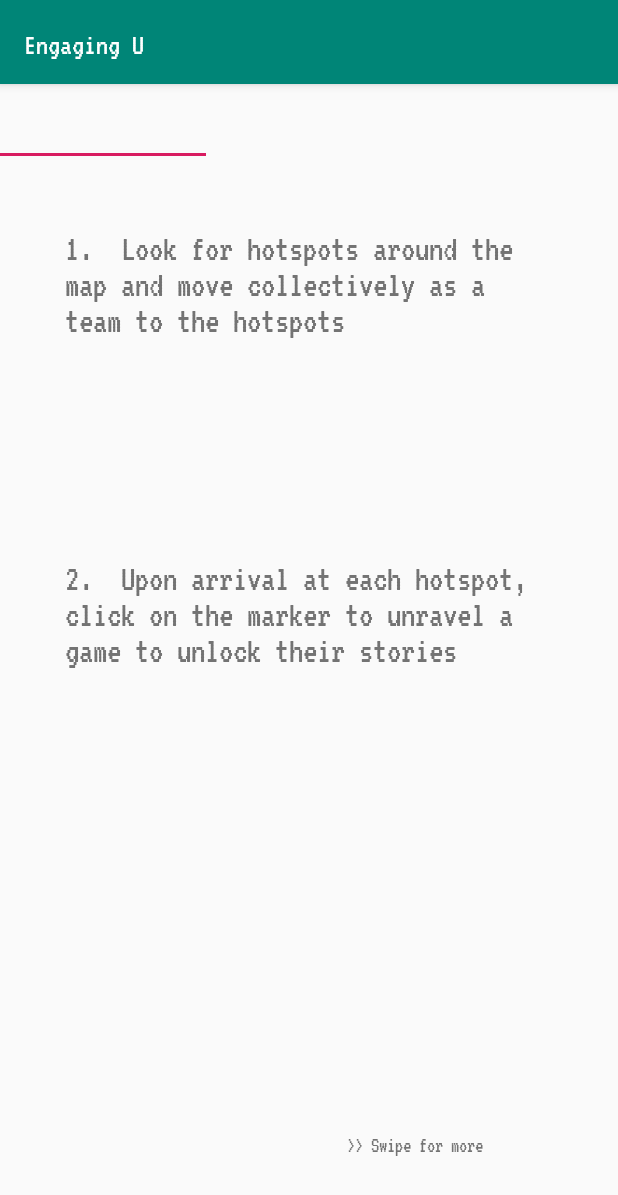
After one commit to Ryanyangfr/FYP_Mobile_App, an Android app: the TutorialContainer screen opened directly, with no data from a screen before it, on a phone screen of 412 x 824 dp. The commit adds this screen. Shown: the top 1195 px of the screen. Run offline under Robolectric (Android 15) with nearby library versions, the phone set to English and light mode, and no system bars.

Commit message:
Tutorial Pages

```diff
--- a/Android/app/src/main/java/com/smu/engagingu/StoryContainer.java
+++ b/Android/app/src/main/java/com/smu/engagingu/StoryContainer.java
@@ -51,7 +51,7 @@
 
     }
     public void startTrail(View view){
-        Intent intent = new Intent(this, HomePage.class);
+        Intent intent = new Intent(this, TutorialContainer.class);
         startActivity(intent);
     }
         @Override
--- /dev/null
+++ b/Android/app/src/main/java/com/smu/engagingu/Tutorial/tutorial1.java
@@ -0,0 +1,109 @@
+package com.smu.engagingu.Tutorial;
+
+import android.content.Context;
+import android.net.Uri;
+import android.os.Bundle;
+import android.support.v4.app.Fragment;
+import android.view.LayoutInflater;
+import android.view.View;
+import android.view.ViewGroup;
+
+import com.smu.engagingu.fyp.R;
+
+/**
+ * A simple {@link Fragment} subclass.
+ * Activities that contain this fragment must implement the
+ * {@link tutorial1.OnFragmentInteractionListener} interface
+ * to handle interaction events.
+ * Use the {@link tutorial1#newInstance} factory method to
+ * create an instance of this fragment.
+ */
+public class tutorial1 extends Fragment {
+    // TODO: Rename parameter arguments, choose names that match
+    // the fragment initialization parameters, e.g. ARG_ITEM_NUMBER
+    private static final String ARG_PARAM1 = "param1";
+    private static final String ARG_PARAM2 = "param2";
+
+    // TODO: Rename and change types of parameters
+    private String mParam1;
+    private String mParam2;
+
+    private OnFragmentInteractionListener mListener;
+
+    public tutorial1() {
+        // Required empty public constructor
+    }
+
+    /**
+     * Use this factory method to create a new instance of
+     * this fragment using the provided parameters.
+     *
+     * @param param1 Parameter 1.
+     * @param param2 Parameter 2.
+     * @return A new instance of fragment tutorial1.
+     */
+    // TODO: Rename and change types and number of parameters
+    public static tutorial1 newInstance(String param1, String param2) {
+        tutorial1 fragment = new tutorial1();
+        Bundle args = new Bundle();
+        args.putString(ARG_PARAM1, param1);
+        args.putString(ARG_PARAM2, param2);
+        fragment.setArguments(args);
+        return fragment;
+    }
+
+    @Override
+    public void onCreate(Bundle savedInstanceState) {
+        super.onCreate(savedInstanceState);
+        if (getArguments() != null) {
+            mParam1 = getArguments().getString(ARG_PARAM1);
+            mParam2 = getArguments().getString(ARG_PARAM2);
+        }
+    }
+
+    @Override
+    public View onCreateView(LayoutInflater inflater, ViewGroup container,
+                             Bundle savedInstanceState) {
+        // Inflate the layout for this fragment
+        return inflater.inflate(R.layout.fragment_tutorial1, container, false);
+    }
+
+    // TODO: Rename method, update argument and hook method into UI event
+    public void onButtonPressed(Uri uri) {
+        if (mListener != null) {
+            mListener.onFragmentInteraction(uri);
+        }
+    }
+
+    @Override
+    public void onAttach(Context context) {
+        super.onAttach(context);
+        if (context instanceof OnFragmentInteractionListener) {
+            mListener = (OnFragmentInteractionListener) context;
+        } else {
+            throw new RuntimeException(context.toString()
+                    + " must implement OnFragmentInteractionListener");
+        }
+    }
+
+    @Override
+    public void onDetach() {
+        super.onDetach();
+        mListener = null;
+    }
+
+    /**
+     * This interface must be implemented by activities that contain this
+     * fragment to allow an interaction in this fragment to be communicated
+     * to the activity and potentially other fragments contained in that
+     * activity.
+     * <p>
+     * See the Android Training lesson <a href=
+     * "http://developer.android.com/training/basics/fragments/communicating.html"
+     * >Communicating with Other Fragments</a> for more information.
+     */
+    public interface OnFragmentInteractionListener {
+        // TODO: Update argument type and name
+        void onFragmentInteraction(Uri uri);
+    }
+}
--- /dev/null
+++ b/Android/app/src/main/java/com/smu/engagingu/Tutorial/tutorial2.java
@@ -0,0 +1,109 @@
+package com.smu.engagingu.Tutorial;
+
+import android.content.Context;
+import android.net.Uri;
+import android.os.Bundle;
+import android.support.v4.app.Fragment;
+import android.view.LayoutInflater;
+import android.view.View;
+import android.view.ViewGroup;
+
+import com.smu.engagingu.fyp.R;
+
+/**
+ * A simple {@link Fragment} subclass.
+ * Activities that contain this fragment must implement the
+ * {@link tutorial2.OnFragmentInteractionListener} interface
+ * to handle interaction events.
+ * Use the {@link tutorial2#newInstance} factory method to
+ * create an instance of this fragment.
+ */
+public class tutorial2 extends Fragment {
+    // TODO: Rename parameter arguments, choose names that match
+    // the fragment initialization parameters, e.g. ARG_ITEM_NUMBER
+    private static final String ARG_PARAM1 = "param1";
+    private static final String ARG_PARAM2 = "param2";
+
+    // TODO: Rename and change types of parameters
+    private String mParam1;
+    private String mParam2;
+
+    private OnFragmentInteractionListener mListener;
+
+    public tutorial2() {
+        // Required empty public constructor
+    }
+
+    /**
+     * Use this factory method to create a new instance of
+     * this fragment using the provided parameters.
+     *
+     * @param param1 Parameter 1.
+     * @param param2 Parameter 2.
+     * @return A new instance of fragment tutorial2.
+     */
+    // TODO: Rename and change types and number of parameters
+    public static tutorial2 newInstance(String param1, String param2) {
+        tutorial2 fragment = new tutorial2();
+        Bundle args = new Bundle();
+        args.putString(ARG_PARAM1, param1);
+        args.putString(ARG_PARAM2, param2);
+        fragment.setArguments(args);
+        return fragment;
+    }
+
+    @Override
+    public void onCreate(Bundle savedInstanceState) {
+        super.onCreate(savedInstanceState);
+        if (getArguments() != null) {
+            mParam1 = getArguments().getString(ARG_PARAM1);
+            mParam2 = getArguments().getString(ARG_PARAM2);
+        }
+    }
+
+    @Override
+    public View onCreateView(LayoutInflater inflater, ViewGroup container,
+                             Bundle savedInstanceState) {
+        // Inflate the layout for this fragment
+        return inflater.inflate(R.layout.fragment_tutorial2, container, false);
+    }
+
+    // TODO: Rename method, update argument and hook method into UI event
+    public void onButtonPressed(Uri uri) {
+        if (mListener != null) {
+            mListener.onFragmentInteraction(uri);
+        }
+    }
+
+    @Override
+    public void onAttach(Context context) {
+        super.onAttach(context);
+        if (context instanceof OnFragmentInteractionListener) {
+            mListener = (OnFragmentInteractionListener) context;
+        } else {
+            throw new RuntimeException(context.toString()
+                    + " must implement OnFragmentInteractionListener");
+        }
+    }
+
+    @Override
+    public void onDetach() {
+        super.onDetach();
+        mListener = null;
+    }
+
+    /**
+     * This interface must be implemented by activities that contain this
+     * fragment to allow an interaction in this fragment to be communicated
+     * to the activity and potentially other fragments contained in that
+     * activity.
+     * <p>
+     * See the Android Training lesson <a href=
+     * "http://developer.android.com/training/basics/fragments/communicating.html"
+     * >Communicating with Other Fragments</a> for more information.
+     */
+    public interface OnFragmentInteractionListener {
+        // TODO: Update argument type and name
+        void onFragmentInteraction(Uri uri);
+    }
+}
--- /dev/null
+++ b/Android/app/src/main/java/com/smu/engagingu/TutorialContainer.java
@@ -0,0 +1,62 @@
+package com.smu.engagingu;
+
+import android.content.Intent;
+import android.net.Uri;
+import android.os.Bundle;
+import android.support.design.widget.TabLayout;
+import android.support.v4.view.ViewPager;
+import android.support.v7.app.AppCompatActivity;
+import android.view.View;
+
+import com.smu.engagingu.Tutorial.tutorial1;
+import com.smu.engagingu.Tutorial.tutorial2;
+import com.smu.engagingu.Tutorial.tutorial3;
+import com.smu.engagingu.fyp.R;
+import com.smu.engagingu.utility.TutorialPagerAdapter;
+
+public class TutorialContainer extends AppCompatActivity implements tutorial1.OnFragmentInteractionListener,tutorial2.OnFragmentInteractionListener,tutorial3.OnFragmentInteractionListener {
+
+    @Override
+    protected void onCreate(Bundle savedInstanceState) {
+        super.onCreate(savedInstanceState);
+        setContentView(R.layout.activity_tutorial_container);
+
+        TabLayout tabLayout = findViewById(R.id.tablayout2);
+        tabLayout.addTab(tabLayout.newTab());
+        tabLayout.addTab(tabLayout.newTab());
+        tabLayout.addTab(tabLayout.newTab());
+        tabLayout.setTabGravity(TabLayout.GRAVITY_FILL);
+
+        final ViewPager viewPager = (ViewPager)findViewById(R.id.pager2);
+        final TutorialPagerAdapter pagerAdapter = new com.smu.engagingu.utility.TutorialPagerAdapter(getSupportFragmentManager(),tabLayout.getTabCount());
+        viewPager.setAdapter(pagerAdapter);
+        viewPager.setOnPageChangeListener(new TabLayout.TabLayoutOnPageChangeListener(tabLayout));
+        tabLayout.setOnTabSelectedListener(new TabLayout.OnTabSelectedListener() {
+            @Override
+            public void onTabSelected(TabLayout.Tab tab) {
+                viewPager.setCurrentItem(tab.getPosition());
+            }
+
+            @Override
+            public void onTabUnselected(TabLayout.Tab tab) {
+
+            }
+
+            @Override
+            public void onTabReselected(TabLayout.Tab tab) {
+
+            }
+        });
+
+
+    }
+
+    public void start(View view){
+        Intent intent = new Intent(this, HomePage.class);
+        startActivity(intent);
+    }
+    @Override
+    public void onFragmentInteraction(Uri uri) {
+
+    }
+}
--- /dev/null
+++ b/Android/app/src/main/java/com/smu/engagingu/utility/TutorialPagerAdapter.java
@@ -0,0 +1,42 @@
+package com.smu.engagingu.utility;
+
+import android.support.v4.app.Fragment;
+import android.support.v4.app.FragmentManager;
+import android.support.v4.app.FragmentStatePagerAdapter;
+
+import com.smu.engagingu.Tutorial.tutorial1;
+import com.smu.engagingu.Tutorial.tutorial2;
+import com.smu.engagingu.Tutorial.tutorial3;
+
+public class TutorialPagerAdapter extends FragmentStatePagerAdapter {
+
+    int mNoOfTabs;
+
+    public TutorialPagerAdapter(FragmentManager fm, int NumberOfTabs){
+        super(fm);
+        this.mNoOfTabs = NumberOfTabs;
+    }
+
+    @Override
+    public Fragment getItem(int position) {
+        switch(position) {
+
+            case 0:
+                tutorial1 tutorial1 = new tutorial1();
+                return tutorial1;
+            case 1:
+                tutorial2 tutorial2 = new tutorial2();
+                return tutorial2;
+            case 2:
+                tutorial3 tutorial3 = new tutorial3();
+                return tutorial3;
+            default:
+                return null;
+        }
+    }
+
+    @Override
+    public int getCount() {
+        return mNoOfTabs;
+    }
+}
--- /dev/null
+++ b/Android/app/src/main/res/layout/activity_tutorial_container.xml
@@ -0,0 +1,24 @@
+<?xml version="1.0" encoding="utf-8"?>
+<LinearLayout xmlns:app="http://schemas.android.com/apk/res-auto"
+    xmlns:tools="http://schemas.android.com/tools"
+    xmlns:android="http://schemas.android.com/apk/res/android"
+    android:layout_width="match_parent"
+    android:layout_height="match_parent"
+    android:orientation="vertical"
+    tools:context="com.smu.engagingu.TutorialContainer">
+
+    <android.support.design.widget.TabLayout
+        android:id="@+id/tablayout2"
+        android:layout_width="match_parent"
+        android:layout_height="wrap_content">
+
+    </android.support.design.widget.TabLayout>
+
+    <android.support.v4.view.ViewPager
+        android:id="@+id/pager2"
+        android:layout_width="match_parent"
+        android:layout_height="fill_parent">
+
+    </android.support.v4.view.ViewPager>
+
+</LinearLayout>
--- a/Android/app/src/main/res/layout/fragment_story_line3.xml
+++ b/Android/app/src/main/res/layout/fragment_story_line3.xml
@@ -29,7 +29,7 @@
         android:layout_marginBottom="128dp"
         android:background="@color/colorPrimary"
         android:onClick="startTrail"
-        android:text="Start"
+        android:text="Tutorial"
         android:textColor="@color/common_google_signin_btn_text_dark_default"
         android:textSize="20sp" />
 
--- /dev/null
+++ b/Android/app/src/main/res/layout/fragment_tutorial1.xml
@@ -0,0 +1,46 @@
+<RelativeLayout xmlns:android="http://schemas.android.com/apk/res/android"
+    xmlns:tools="http://schemas.android.com/tools"
+    android:layout_width="match_parent"
+    android:layout_height="match_parent"
+    tools:context="com.smu.engagingu.Tutorial.tutorial1">
+
+    <!-- TODO: Update blank fragment layout -->
+
+    <TextView
+        android:id="@+id/textView7"
+        android:layout_width="wrap_content"
+        android:layout_height="90dp"
+        android:layout_alignParentStart="true"
+        android:layout_alignParentTop="true"
+        android:layout_alignParentEnd="true"
+        android:layout_alignParentBottom="true"
+        android:layout_marginStart="43dp"
+        android:layout_marginTop="44dp"
+        android:layout_marginEnd="43dp"
+        android:layout_marginBottom="377dp"
+        android:text="1.  Look for hotspots around the map and move collectively as a team to the hotspots"
+        android:textSize="24sp" />
+
+    <TextView
+        android:id="@+id/textView8"
+        android:layout_width="wrap_content"
+        android:layout_height="114dp"
+        android:layout_alignParentStart="true"
+        android:layout_alignParentTop="true"
+        android:layout_alignParentEnd="true"
+        android:layout_marginStart="43dp"
+        android:layout_marginTop="264dp"
+        android:layout_marginEnd="43dp"
+        android:text="2.  Upon arrival at each hotspot, click on the marker to unravel a game to unlock their stories"
+        android:textSize="24sp" />
+
+    <TextView
+        android:id="@+id/textView12"
+        android:layout_width="wrap_content"
+        android:layout_height="wrap_content"
+        android:layout_alignParentEnd="true"
+        android:layout_alignParentBottom="true"
+        android:layout_marginEnd="90dp"
+        android:layout_marginBottom="52dp"
+        android:text=">> Swipe for more" />
+</RelativeLayout>
```
Also changed, not shown: Android/app/src/main/java/com/smu/engagingu/Tutorial/tutorial3.java (added, +113 -0 lines), Android/app/src/main/res/layout/fragment_tutorial2.xml (added, +49 -0 lines), Android/app/src/main/res/layout/fragment_tutorial3.xml (added, +48 -0 lines), Android/app/build.gradle (line endings or trailing spaces).
